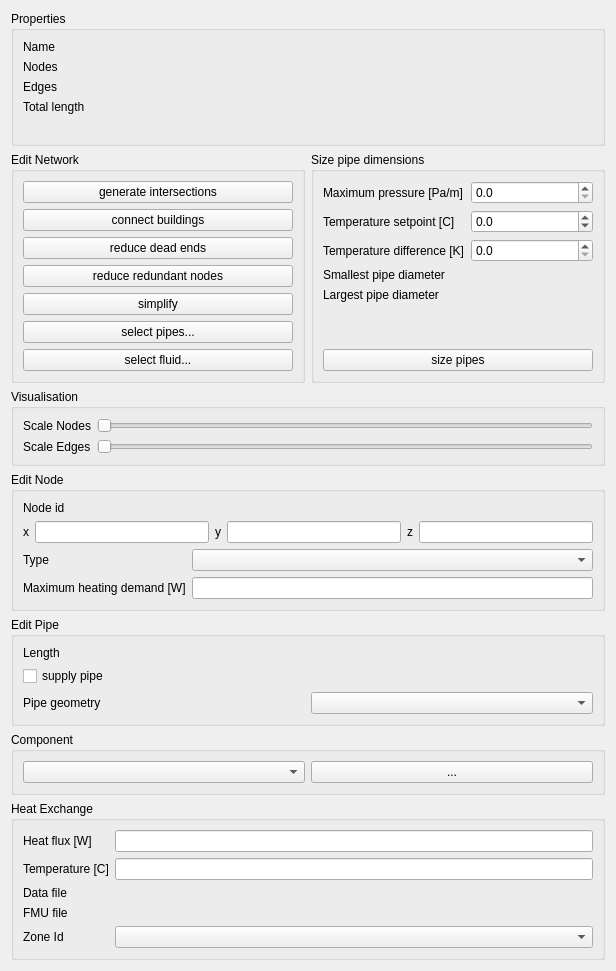
Before: the Qt Designer form SIM-VICUS/src/SVPropNetworkEditWidget.ui in ghorwin/SIM-VICUS, drawn with Qt 5.
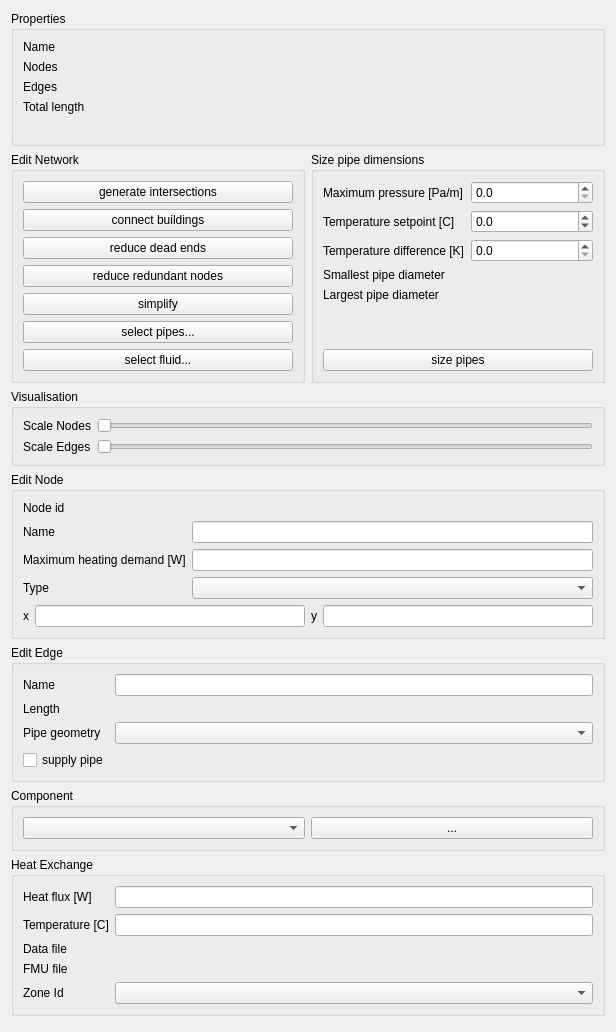
After: the same form once the commit is applied. Custom widgets are drawn as their Qt base class.

Commit message: allow editing of network heat exchange properties, edit transformation to nandrad network

The edit to the form file:
```diff
--- a/SIM-VICUS/src/SVPropNetworkEditWidget.ui
+++ b/SIM-VICUS/src/SVPropNetworkEditWidget.ui
@@ -7,7 +7,7 @@
     <x>0</x>
     <y>0</y>
     <width>616</width>
-    <height>951</height>
+    <height>1032</height>
    </rect>
   </property>
   <property name="windowTitle">
@@ -335,7 +335,30 @@
         </property>
        </widget>
       </item>
-      <item row="1" column="0" colspan="2">
+      <item row="1" column="1">
+       <widget class="QLineEdit" name="lineEditNodeDisplayName"/>
+      </item>
+      <item row="2" column="0">
+       <widget class="QLabel" name="label_13">
+        <property name="text">
+         <string>Maximum heating demand [W]</string>
+        </property>
+       </widget>
+      </item>
+      <item row="2" column="1">
+       <widget class="QtExt::ValidatingLineEdit" name="lineEditNodeMaxHeatingDemand"/>
+      </item>
+      <item row="3" column="0">
+       <widget class="QLabel" name="label_14">
+        <property name="text">
+         <string>Type</string>
+        </property>
+       </widget>
+      </item>
+      <item row="3" column="1">
+       <widget class="QComboBox" name="comboBoxNodeType"/>
+      </item>
+      <item row="4" column="0" colspan="2">
        <layout class="QHBoxLayout" name="horizontalLayout">
         <item>
          <widget class="QLabel" name="label_17">
@@ -357,58 +380,35 @@
         <item>
          <widget class="QtExt::ValidatingLineEdit" name="lineEditNodeY"/>
         </item>
-        <item>
-         <widget class="QLabel" name="label_19">
-          <property name="text">
-           <string>z</string>
-          </property>
-         </widget>
-        </item>
-        <item>
-         <widget class="QtExt::ValidatingLineEdit" name="lineEditNodeZ"/>
-        </item>
        </layout>
       </item>
-      <item row="2" column="0">
-       <widget class="QLabel" name="label_14">
+      <item row="1" column="0">
+       <widget class="QLabel" name="label_19">
         <property name="text">
-         <string>Type</string>
+         <string>Name</string>
         </property>
        </widget>
       </item>
-      <item row="2" column="1">
-       <widget class="QComboBox" name="comboBoxNodeType"/>
-      </item>
-      <item row="3" column="0">
-       <widget class="QLabel" name="label_13">
-        <property name="text">
-         <string>Maximum heating demand [W]</string>
-        </property>
-       </widget>
-      </item>
-      <item row="3" column="1">
-       <widget class="QtExt::ValidatingLineEdit" name="lineEditNodeHeatingDemand"/>
-      </item>
      </layout>
     </widget>
    </item>
    <item>
     <widget class="QGroupBox" name="groupBoxEdge">
      <property name="title">
-      <string>Edit Pipe</string>
+      <string>Edit Edge</string>
      </property>
      <layout class="QGridLayout" name="gridLayout">
-      <item row="1" column="0">
+      <item row="3" column="0">
        <widget class="QCheckBox" name="checkBoxSupplyPipe">
         <property name="text">
          <string>supply pipe</string>
         </property>
        </widget>
       </item>
-      <item row="0" column="0">
-       <widget class="QLabel" name="label_11">
+      <item row="1" column="2">
+       <widget class="QLabel" name="labelPipeLength">
         <property name="text">
-         <string>Length</string>
+         <string/>
         </property>
        </widget>
       </item>
@@ -419,16 +419,26 @@
         </property>
        </widget>
       </item>
-      <item row="2" column="1">
+      <item row="1" column="0">
+       <widget class="QLabel" name="label_11">
+        <property name="text">
+         <string>Length</string>
+        </property>
+       </widget>
+      </item>
+      <item row="0" column="2">
+       <widget class="QLineEdit" name="lineEditEdgeDisplayName"/>
+      </item>
+      <item row="0" column="0">
+       <widget class="QLabel" name="label_22">
+        <property name="text">
+         <string>Name</string>
+        </property>
+       </widget>
+      </item>
+      <item row="2" column="2">
        <widget class="QComboBox" name="comboBoxPipeDB"/>
       </item>
-      <item row="0" column="1">
-       <widget class="QLabel" name="labelPipeLength">
-        <property name="text">
-         <string/>
-        </property>
-       </widget>
-      </item>
      </layout>
     </widget>
    </item>
```
The commit also changes 19 other files.
